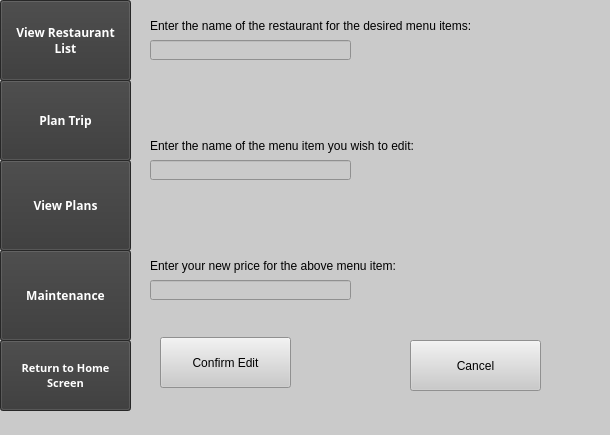
Qt form FastFoodFinder/mainwindow.ui (annaali1/CS1DProject1) before a commit.
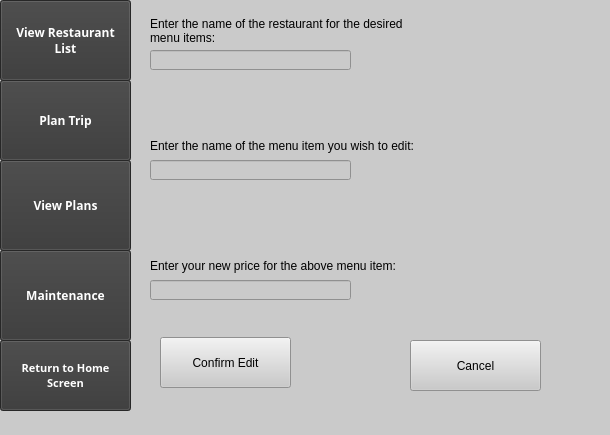
The same form after that commit. The open tabs and pages were chosen to show the change.

Commit message: total trip distance

Diff of the .ui file:
```diff
--- a/FastFoodFinder/mainwindow.ui
+++ b/FastFoodFinder/mainwindow.ui
@@ -1453,22 +1453,23 @@
        <rect>
         <x>20</x>
         <y>10</y>
-        <width>431</width>
-        <height>31</height>
+        <width>461</width>
+        <height>41</height>
        </rect>
       </property>
       <property name="styleSheet">
        <string notr="true">font: 87 11pt &quot;Arial Black&quot;;</string>
       </property>
       <property name="text">
-       <string>Enter the name of the restaurant for the desired menu items:</string>
+       <string>Enter the name of the restaurant for the desired
+menu items:</string>
       </property>
      </widget>
      <widget class="QLineEdit" name="editMenuRestName">
       <property name="geometry">
        <rect>
         <x>20</x>
-        <y>40</y>
+        <y>50</y>
         <width>201</width>
         <height>20</height>
        </rect>
@@ -1479,7 +1480,7 @@
        <rect>
         <x>20</x>
         <y>130</y>
-        <width>431</width>
+        <width>421</width>
         <height>31</height>
        </rect>
       </property>
```
The commit also changes 2 other files.
